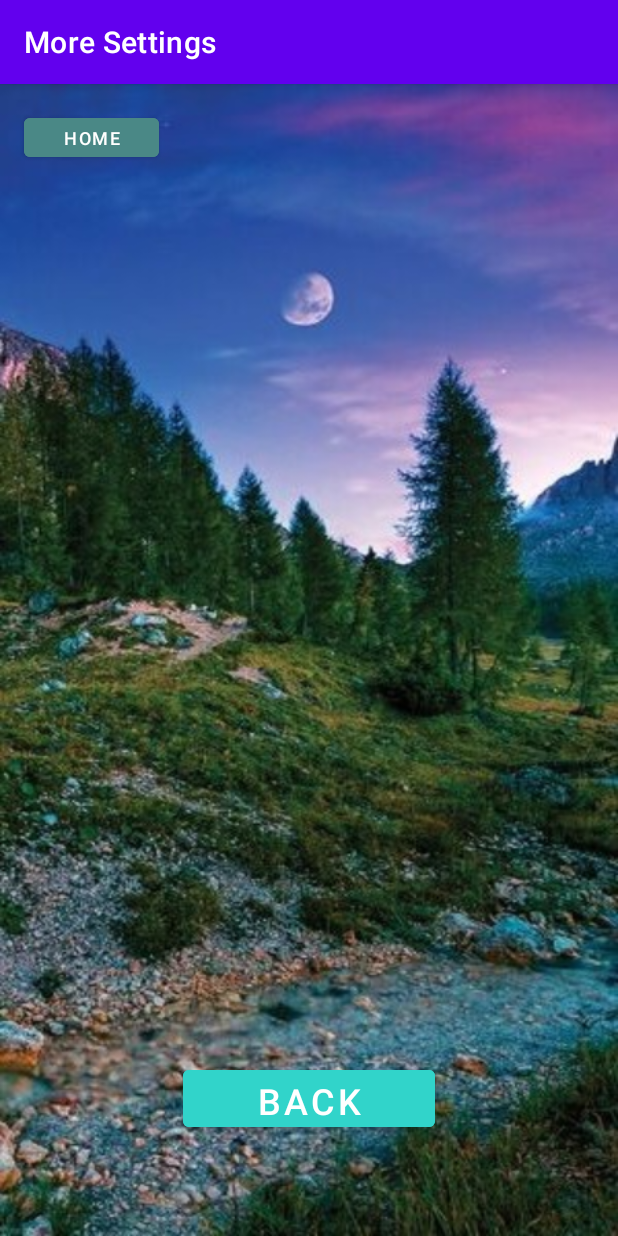
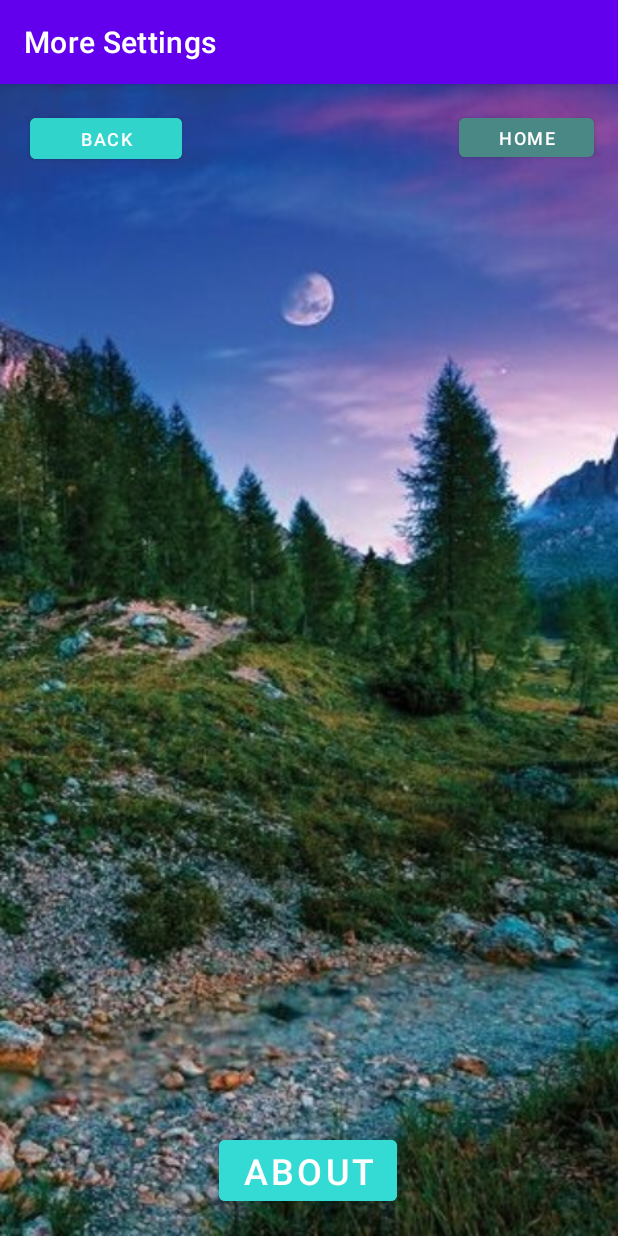
Before and after one commit to RomanThinks/Smart-White-Cane-Project, an Android app: the MoreActivity screen opened directly, with no data from a screen before it, on a phone screen of 412 x 824 dp. Run offline under Robolectric (Android 15) with nearby library versions, the phone set to English and light mode, and no system bars.

Commit message:
just back and home button rearranged

```diff
--- a/app/src/main/java/com/example/cane20/AppPermissionActivity.kt
+++ b/app/src/main/java/com/example/cane20/AppPermissionActivity.kt
@@ -16,7 +16,7 @@ class AppPermissionActivity : AppCompatActivity() {
             startActivity(intent)
         }
 
-        val button1 = findViewById<Button>(R.id.backbuttonAppAppPermActv) //back button
+        val button1 = findViewById<Button>(R.id.backbuttonAppPermActv) //back button
         button1.setOnClickListener{
             val intent = Intent(this, ActivitySet::class.java)
             startActivity(intent)
--- a/app/src/main/res/layout/more_activity.xml
+++ b/app/src/main/res/layout/more_activity.xml
@@ -31,7 +31,7 @@
         android:textSize="12sp"
         app:layout_constraintBottom_toBottomOf="parent"
         app:layout_constraintEnd_toEndOf="parent"
-        app:layout_constraintHorizontal_bias="0.049"
+        app:layout_constraintHorizontal_bias="0.95"
         app:layout_constraintStart_toStartOf="parent"
         app:layout_constraintTop_toTopOf="parent"
         app:layout_constraintVertical_bias="0.023"
@@ -39,15 +39,30 @@
 
     <Button
         android:id="@+id/backbuttonMoActv"
-        android:layout_width="168dp"
-        android:layout_height="50dp"
+        android:layout_width="101dp"
+        android:layout_height="39dp"
         android:backgroundTint="#31D4CA"
         android:text="Back"
+        android:textSize="12sp"
+        app:layout_constraintBottom_toBottomOf="parent"
+        app:layout_constraintEnd_toEndOf="parent"
+        app:layout_constraintHorizontal_bias="0.065"
+        app:layout_constraintStart_toStartOf="parent"
+        app:layout_constraintTop_toTopOf="parent"
+        app:layout_constraintVertical_bias="0.023" />
+
+    <Button
+        android:id="@+id/aboutButton"
+        android:layout_width="wrap_content"
+        android:layout_height="wrap_content"
+        android:backgroundTint="#34DAD4"
+        android:text="About"
         android:textSize="24sp"
         app:layout_constraintBottom_toBottomOf="parent"
         app:layout_constraintEnd_toEndOf="parent"
+        app:layout_constraintHorizontal_bias="0.498"
         app:layout_constraintStart_toStartOf="parent"
         app:layout_constraintTop_toTopOf="parent"
-        app:layout_constraintVertical_bias="0.907" />
+        app:layout_constraintVertical_bias="0.976" />
 
 </androidx.constraintlayout.widget.ConstraintLayout>
```
Also changed, not shown: app/src/main/res/layout/app_permission.xml (+7 -6 lines), app/src/main/res/layout/bluetooth_activity.xml (+6 -5 lines), app/src/main/res/layout/sensor_activity.xml (+6 -5 lines), app/src/main/res/layout/voice_activity.xml (+6 -5 lines), app/src/main/res/layout/voice_command_activity.xml (+5 -4 lines).
